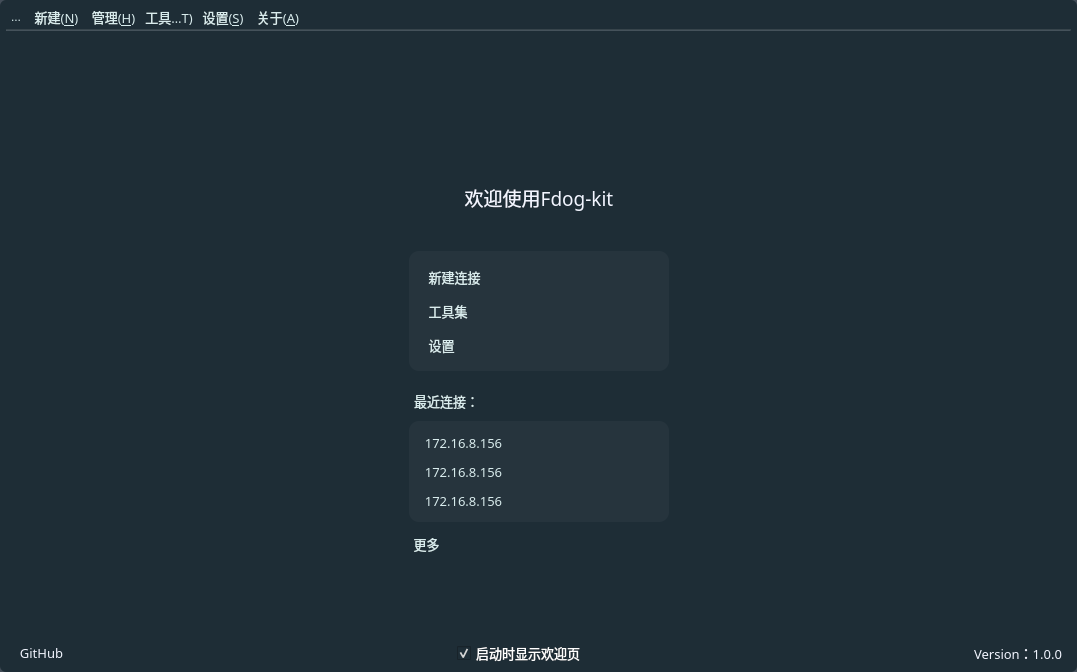
Qt form mainwindow.ui (HuaGouFdog/Fdog-Kit) before a commit.
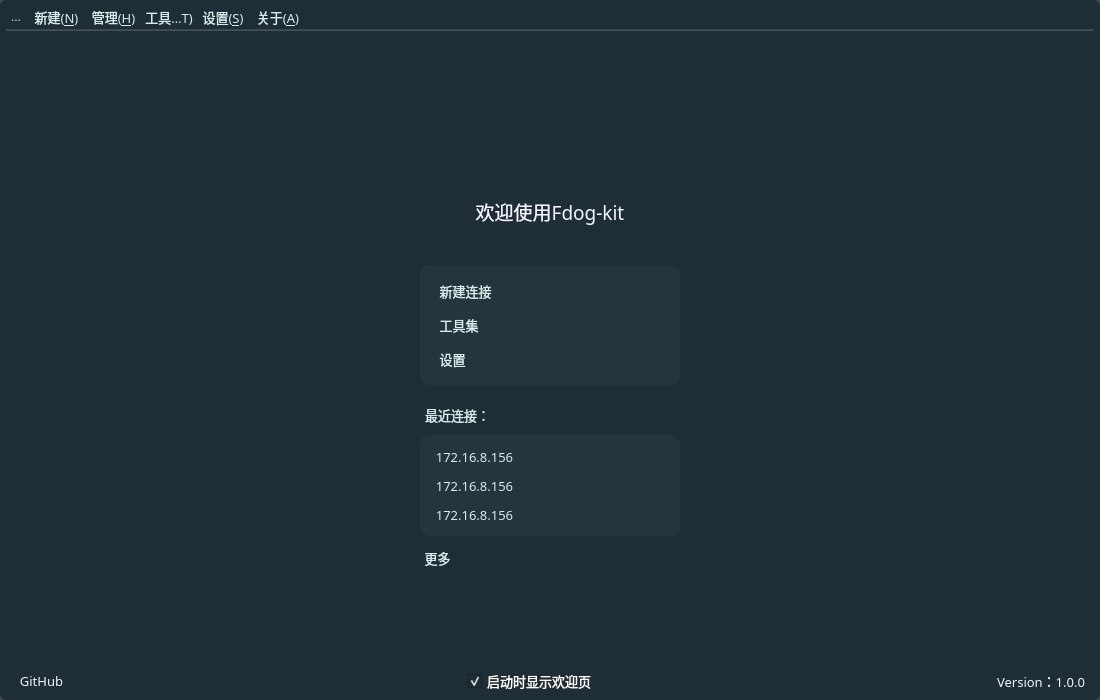
The same form after that commit. The open tabs and pages were chosen to show the change. Icons and pictures are not drawn.

The edit to the form file:
```diff
--- a/mainwindow.ui
+++ b/mainwindow.ui
@@ -6,8 +6,8 @@
    <rect>
     <x>0</x>
     <y>0</y>
-    <width>1077</width>
-    <height>672</height>
+    <width>1100</width>
+    <height>700</height>
    </rect>
   </property>
   <property name="minimumSize">
@@ -139,7 +139,7 @@
         <number>1</number>
        </property>
        <property name="rightMargin">
-        <number>0</number>
+        <number>5</number>
        </property>
        <property name="bottomMargin">
         <number>2</number>
```
Left out of the diff: 2 changed lines with no effect on the pictures.
